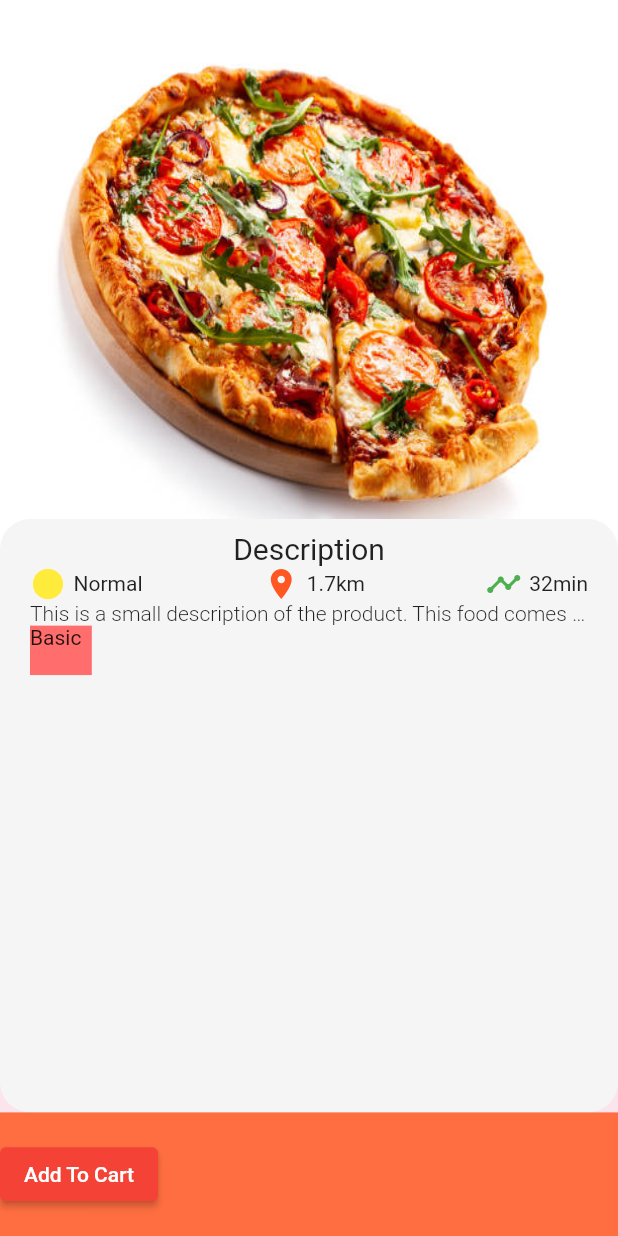
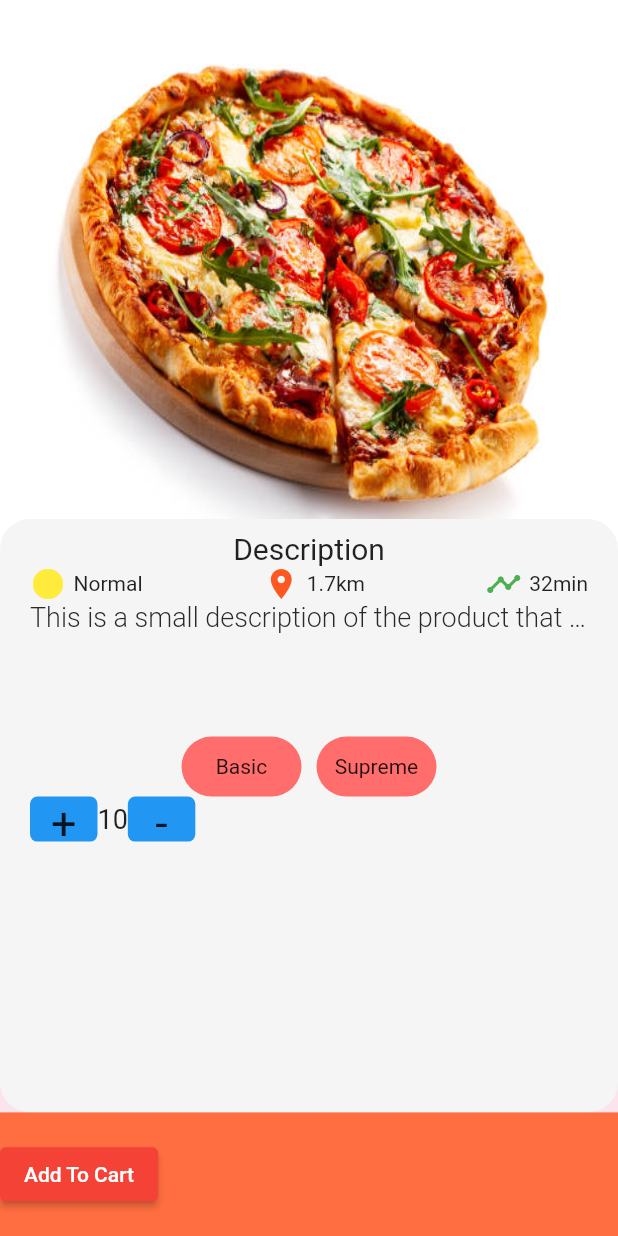
Before and after one commit to okasha1/mustah_bakery, a Flutter app: the screen it shows after launch, on a phone screen of 412 x 824 dp. Run offline on Flutter 3.47's test engine with Material 2 defaults, Android fonts, the phone set to English and light mode, and no system bars; our stand-ins replace card_swiper, get.

Commit message:
initial commit

```diff
--- a/lib/screens/detail.dart
+++ b/lib/screens/detail.dart
@@ -90,19 +90,60 @@ class _ProductDetailState extends State<ProductDetail> {
                   )
                 ],
               ),
-              const SmallText(
-                text: 'This is a small description of the product. '
-                    'This food comes in vareity of different flavors so you can from many menus.',
+              Container(
+                margin: const EdgeInsets.only(bottom: 20),
+                height: 70,
+                width: double.maxFinite,
+                child: const Text(
+                    'This is a small description of the product that you will begetting. This food comes in vareity of different flavors so you can from many menus.',
+                    style: TextStyle(
+                        fontWeight: FontWeight.w300,
+                        fontSize: 18,
+                        overflow: TextOverflow.ellipsis,
+                        color: Color.fromARGB(255, 43, 40, 40))),
               ),
               Row(
+                mainAxisAlignment: MainAxisAlignment.center,
                 children: [
+                  //THE BASIC AND SUPREME BUTTONS
                   Container(
-                      height: size.height * 0.04,
-                      width: size.width * 0.1,
-                      color: AppColors.mainColor,
-                      child: const Text('Basic')),
+                      height: 40,
+                      width: 80,
+                      decoration: BoxDecoration(
+                        borderRadius: BorderRadius.circular(20),
+                        color: AppColors.mainColor,
+                      ),
+                      child: const Center(child: Text('Basic'))),
+                  const SizedBox(width: 10),
+                  Container(
+                      height: 40,
+                      width: 80,
+                      decoration: BoxDecoration(
+                        borderRadius: BorderRadius.circular(20),
+                        color: AppColors.mainColor,
+                      ),
+                      child: const Center(child: Text('Supreme'))),
                 ],
-              )
+              ),
+              Row(children: [
+                Container(
+                    height: 30,
+                    width: 45,
+                    decoration: BoxDecoration(
+                        borderRadius: BorderRadius.circular(5),
+                        color: Colors.blue),
+                    child: const Center(
+                        child: Text('+', style: TextStyle(fontSize: 30)))),
+                const Text('10', style: TextStyle(fontSize: 18)),
+                Container(
+                    height: 30,
+                    width: 45,
+                    decoration: BoxDecoration(
+                        borderRadius: BorderRadius.circular(5),
+                        color: Colors.blue),
+                    child: const Center(
+                        child: Text('-', style: TextStyle(fontSize: 30)))),
+              ])
             ]),
           ),
         )
--- a/lib/widgets/small_text.dart
+++ b/lib/widgets/small_text.dart
@@ -16,7 +16,7 @@ class SmallText extends StatelessWidget {
         fontWeight: FontWeight.w300,
         overflow: TextOverflow.ellipsis,
       ),
-      overflow: TextOverflow.ellipsis,
+      // overflow: TextOverflow.ellipsis,
     );
   }
 }
```
